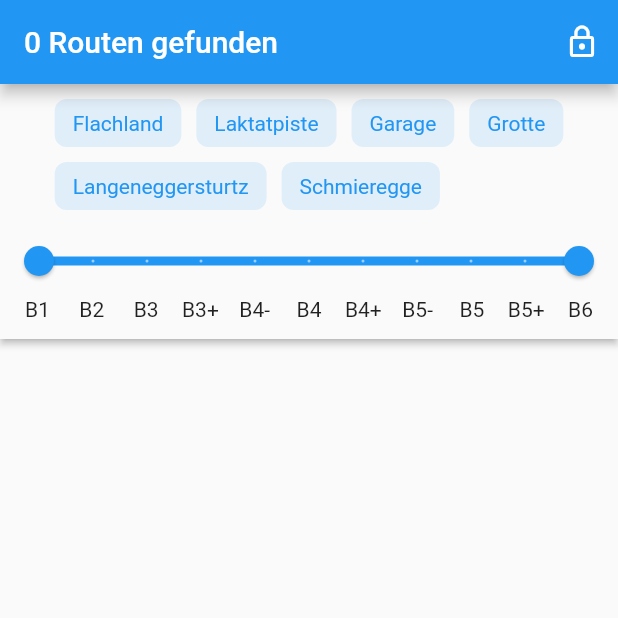
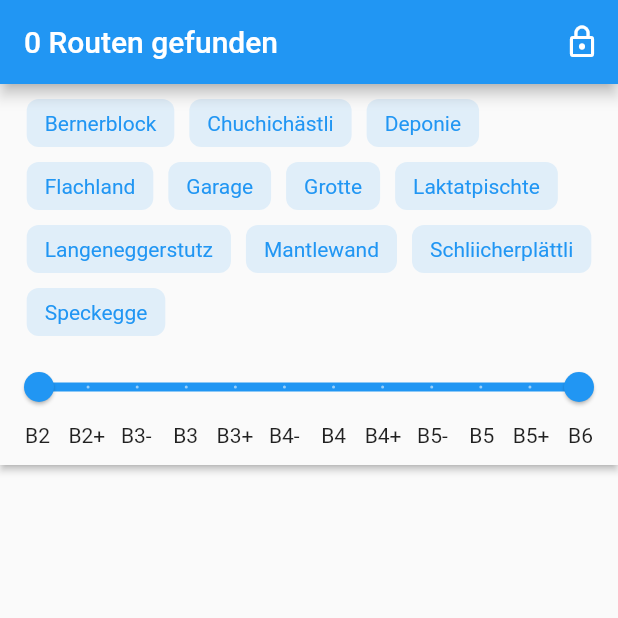
Before and after one commit to jaromeyer/route_index, a Flutter app: the screen it shows after launch, on a phone screen of 412 x 824 dp, the top half of it. Run offline on Flutter 3.47's test engine with Material 2 defaults, Android fonts, the phone set to English and light mode, and no system bars; drawn by our look-alikes of chips_choice; our stand-ins replace hive, hive_flutter; missing offline and left inert: passcode_screen; accounts and stored records are empty.

Commit message:
update grades & add remaining sectors & some iOS building stuff

```diff
--- a/lib/values.dart
+++ b/lib/values.dart
@@ -1,9 +1,10 @@
 import 'package:flutter/material.dart';
 
 List<String> grades = [
-  "B1",
   "B2",
-  "B3",
+  "B2+",
+  "B3-",
+  "B3", //+1 ab da inklusiv
   "B3+",
   "B4-",
   "B4",
@@ -15,30 +16,35 @@ List<String> grades = [
 ];
 
 final List<String> sectors = [
+  "Bernerblock",
+  "Chuchichästli",
+  "Deponie",
   "Flachland",
-  "Laktatpiste",
   "Garage",
   "Grotte",
-  "Langeneggersturtz",
-  "Schmieregge",
+  "Laktatpischte",
+  "Langeneggerstutz",
+  "Mantlewand",
+  "Schliicherplättli",
+  "Speckegge",
 ];
 
 Color getColor(int grade) {
   switch (grade) {
     case 0:
-      return Colors.yellow;
     case 1:
       return Colors.orange;
     case 2:
     case 3:
+    case 4:
       return Colors.red;
-    case 4:
     case 5:
     case 6:
+    case 7:
       return Colors.blue;
-    case 7:
     case 8:
     case 9:
+    case 10:
       return Colors.green;
     default:
       return Colors.black;
```
Also changed, not shown: 2 other files.
